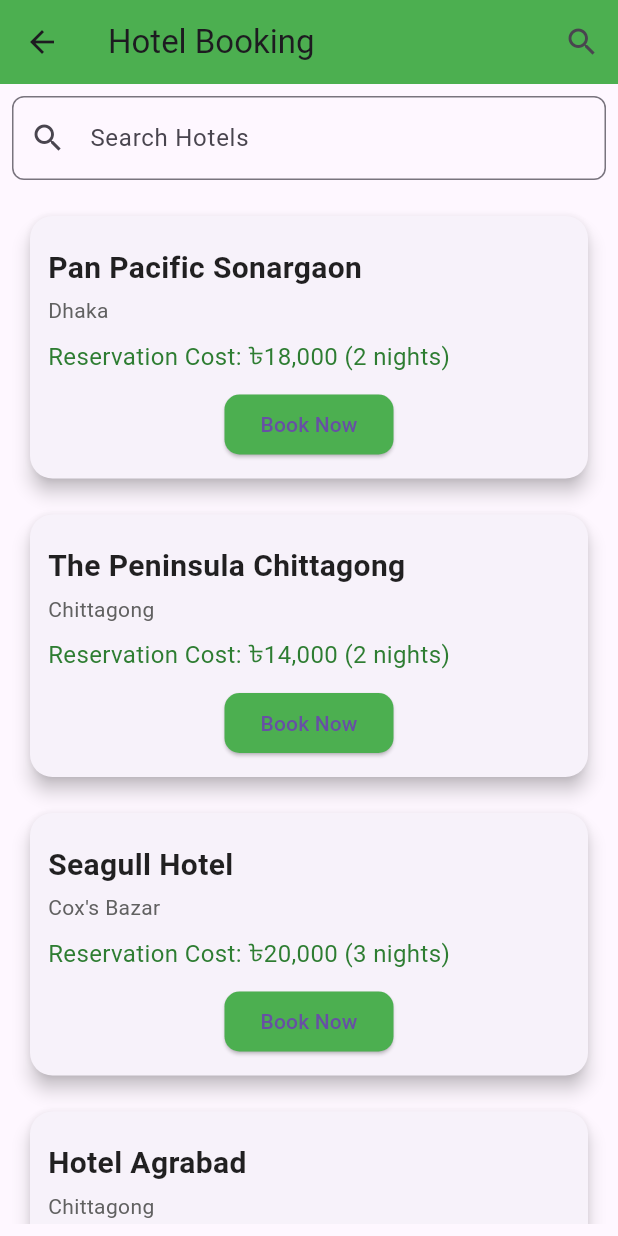
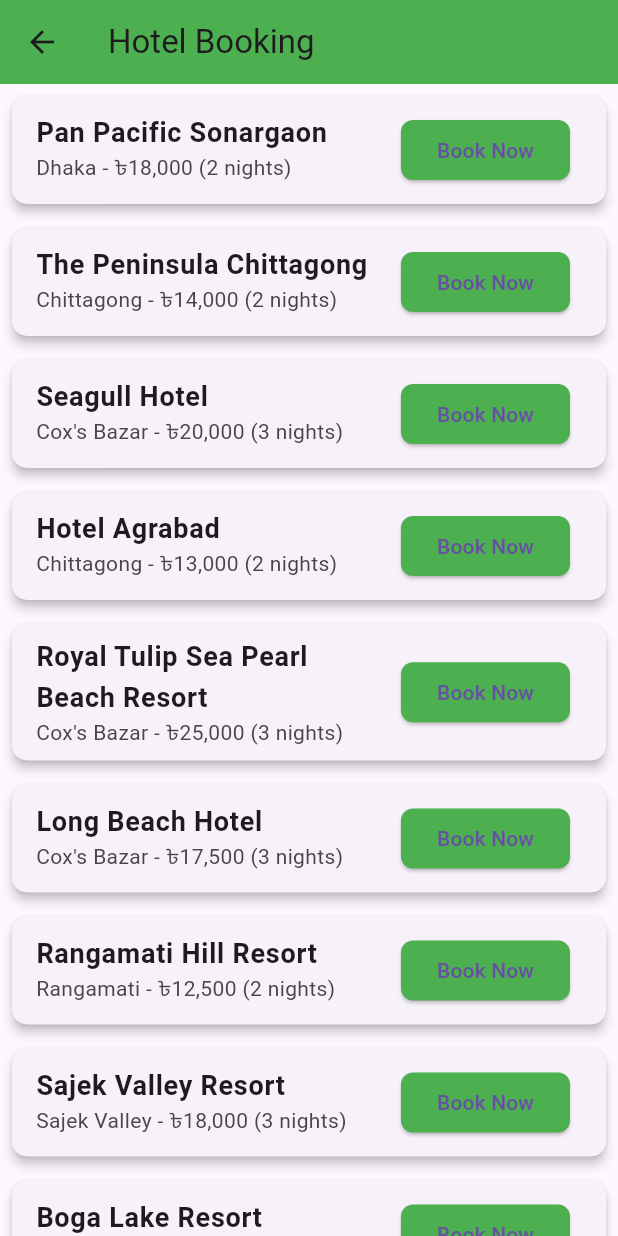
Before and after one commit to likhon15-4915/MAD_TravelProject, a Flutter app: the screen it shows after launch, in the side drawer, after a tap on "Hotel", on a phone screen of 412 x 824 dp. Run offline on Flutter 3.47's test engine with Material 3 defaults, Android fonts, the phone set to English and light mode, and no system bars; network calls fail.

Commit message:
Update the Code

```diff
--- a/lib/main.dart
+++ b/lib/main.dart
@@ -1,8 +1,6 @@
 import 'package:flutter/material.dart';
 
-void main() {
-  runApp(TravelPioneerApp());
-}
+void main() => runApp(TravelPioneerApp());
 
 class TravelPioneerApp extends StatelessWidget {
   @override
@@ -22,11 +20,7 @@
       appBar: AppBar(
         title: Text(
           "Travel Pioneer",
-          style: TextStyle(
-            fontSize: 20,
-            fontWeight: FontWeight.bold,
-            color: Colors.red,
-          ),
+          style: TextStyle(fontSize: 20, fontWeight: FontWeight.bold, color: Colors.red),
         ),
         backgroundColor: Colors.green,
         centerTitle: true,
@@ -35,57 +29,33 @@
         child: ListView(
           children: [
             DrawerHeader(
-              child: Text(
-                "Welcome to Travel Pioneer",
-                style: TextStyle(
-                  fontSize: 16,
-                  fontWeight: FontWeight.bold,
-                  color: Colors.white,
-                ),
-              ),
               decoration: BoxDecoration(
                 image: DecorationImage(
-                  image: NetworkImage(
-                      'https://images.unsplash.com/photo-1507525428034-b723cf961d3e'),
+                  image: NetworkImage('https://images.unsplash.com/photo-1507525428034-b723cf961d3e'),
                   fit: BoxFit.cover,
                 ),
               ),
+              child: Text(
+                "Welcome to Travel Pioneer",
+                style: TextStyle(color: Colors.white, fontSize: 16, fontWeight: FontWeight.bold),
               ),
-            ListTile(
-              leading: Icon(Icons.card_travel, color: Colors.blue),
-              title: Text("Packages"),
-              onTap: () {},
             ),
-            ListTile(
-              leading: Icon(Icons.confirmation_number, color: Colors.blue),
-              title: Text("Tickets"),
-              onTap: () {},
-            ),
-            ListTile(
-              leading: Icon(Icons.hotel, color: Colors.blue),
-              title: Text("Hotel"),
-              onTap: () {
-                Navigator.push(
-                  context,
-                  MaterialPageRoute(builder: (context) => HotelPage()),
+            ...[
+              {'icon': Icons.card_travel, 'title': "Packages"},
+              {'icon': Icons.confirmation_number, 'title': "Tickets"},
+              {'icon': Icons.hotel, 'title': "Hotel", 'route': HotelPage()},
+              {'icon': Icons.backpack, 'title': "Accessories"},
+              {'icon': Icons.navigation, 'title': "Navigation"},
+              {'icon': Icons.local_hospital, 'title': "Emergencies"},
+            ].map((item) {
+              return ListTile(
+                leading: Icon(item['icon'] as IconData, color: Colors.blue),
+                title: Text(item['title'] as String),
+                onTap: item['route'] != null
+                    ? () => Navigator.push(context, MaterialPageRoute(builder: (_) => item['route'] as Widget))
+                    : null,
               );
-              },
-            ),
-            ListTile(
-              leading: Icon(Icons.backpack, color: Colors.blue),
-              title: Text("Accessories"),
-              onTap: () {},
-            ),
-            ListTile(
-              leading: Icon(Icons.navigation, color: Colors.blue),
-              title: Text("Navigation"),
-              onTap: () {},
-            ),
-            ListTile(
-              leading: Icon(Icons.local_hospital, color: Colors.blue),
-              title: Text("Emergencies"),
-              onTap: () {},
-            ),
+            }),
           ],
         ),
       ),
@@ -99,86 +69,29 @@
   }
 }
 
-class HotelPage extends StatefulWidget {
-  @override
-  _HotelPageState createState() => _HotelPageState();
-}
-
-class _HotelPageState extends State<HotelPage> {
-  // TextEditingController to capture search input
-  TextEditingController _searchController = TextEditingController();
-
-  // List of hotels
+class HotelPage extends StatelessWidget {
   final List<Map<String, dynamic>> hotels = [
-    {
-      "name": "Pan Pacific Sonargaon",
-      "location": "Dhaka",
-      "price": "৳18,000 (2 nights)",
-    },
-    {
-      "name": "The Peninsula Chittagong",
-      "location": "Chittagong",
-      "price": "৳14,000 (2 nights)",
-    },
-    {
-      "name": "Seagull Hotel",
-      "location": "Cox's Bazar",
-      "price": "৳20,000 (3 nights)",
-    },
-    {
-      "name": "Hotel Agrabad",
-      "location": "Chittagong",
-      "price": "৳13,000 (2 nights)",
-    },
-    {
-      "name": "Royal Tulip Sea Pearl Beach Resort",
-      "location": "Cox's Bazar",
-      "price": "৳25,000 (3 nights)",
-    },
-    {
-      "name": "Long Beach Hotel",
-      "location": "Cox's Bazar",
-      "price": "৳17,500 (3 nights)",
-    },
-    {
-      "name": "Rangamati Hill Resort",
-      "location": "Rangamati",
-      "price": "৳12,500 (2 nights)",
-    },
-    {
-      "name": "Sajek Valley Resort",
-      "location": "Sajek Valley",
-      "price": "৳18,000 (3 nights)",
-    },
-    {
-      "name": "Boga Lake Resort",
-      "location": "Bandarbans",
-      "price": "৳18,500 (2 nights)",
-    },
-    {
-      "name": "Hotel Tanguar Haor",
-      "location": "Sylhet",
-      "price": "৳15,000 (2 nights)",
-    },
-    {
-      "name": "Srimangal Tea Resort",
-      "location": "Srimangal",
-      "price": "৳16,500 (3 nights)",
-    },
+    {"name": "Pan Pacific Sonargaon", "location": "Dhaka", "price": "৳18,000 (2 nights)"},
+    {"name": "The Peninsula Chittagong", "location": "Chittagong", "price": "৳14,000 (2 nights)"},
+    {"name": "Seagull Hotel", "location": "Cox's Bazar", "price": "৳20,000 (3 nights)"},
+    {"name": "Hotel Agrabad", "location": "Chittagong", "price": "৳13,000 (2 nights)"},
+    {"name": "Royal Tulip Sea Pearl Beach Resort", "location": "Cox's Bazar", "price": "৳25,000 (3 nights)"},
+    {"name": "Long Beach Hotel", "location": "Cox's Bazar", "price": "৳17,500 (3 nights)"},
+    {"name": "Rangamati Hill Resort", "location": "Rangamati", "price": "৳12,500 (2 nights)"},
+    {"name": "Sajek Valley Resort", "location": "Sajek Valley", "price": "৳18,000 (3 nights)"},
+    {"name": "Boga Lake Resort", "location": "Bandarbans", "price": "৳18,500 (2 nights)"},
+    {"name": "Hotel Tanguar Haor", "location": "Sylhet", "price": "৳15,000 (2 nights)"},
+    {"name": "Srimangal Tea Resort", "location": "Srimangal", "price": "৳16,500 (3 nights)"},
+    {"name": "Ocean Paradise Hotel & Resort", "location": "Cox's Bazar", "price": "৳22,000 (3 nights)"},
+    {"name": "Hotel Star Park", "location": "Khulna", "price": "৳10,500 (2 nights)"},
+    {"name": "Hotel City Inn", "location": "Rajshahi", "price": "৳9,000 (2 nights)"},
+    {"name": "Grand Sylhet Hotel & Resort", "location": "Sylhet", "price": "৳20,000 (2 nights)"},
+    {"name": "Hotel Sea Crown", "location": "Cox's Bazar", "price": "৳15,000 (3 nights)"},
+    {"name": "Rose View Hotel", "location": "Sylhet", "price": "৳18,000 (2 nights)"},
+    {"name": "Hotel Naz Garden", "location": "Bogura", "price": "৳14,000 (2 nights)"},
+    {"name": "The Westin Dhaka", "location": "Dhaka", "price": "৳30,000 (2 nights)"},
+    {"name": "Hotel Shuktara", "location": "Dhaka", "price": "৳8,000 (2 nights)"},
   ];
-
-  // Function to filter hotels based on search query
-  List<Map<String, dynamic>> _filterHotels(String query) {
-    return hotels.where((hotel) {
-      String name = hotel["name"].toLowerCase();
-      String location = hotel["location"].toLowerCase();
-      String price = hotel["price"].toLowerCase();
-
-      return name.contains(query.toLowerCase()) ||
-          location.contains(query.toLowerCase()) ||
-          price.contains(query.toLowerCase());
-    }).toList();
-  }
 
   @override
   Widget build(BuildContext context) {
@@ -186,182 +99,32 @@
       appBar: AppBar(
         title: Text("Hotel Booking"),
         backgroundColor: Colors.green,
-        actions: [
-          // Search icon
-          IconButton(
-            icon: Icon(Icons.search),
-            onPressed: () {
-              showSearch(
-                context: context,
-                delegate: HotelSearchDelegate(hotels: hotels),
-              );
-            },
       ),
-        ],
-      ),
-      body: Padding(
-        padding: const EdgeInsets.all(8.0),
-        child: Column(
-          children: [
-            // Search TextField
-            TextField(
-              controller: _searchController,
-              decoration: InputDecoration(
-                labelText: 'Search Hotels',
-                hintText: 'Enter hotel name, location, or price',
-                border: OutlineInputBorder(
-                  borderRadius: BorderRadius.circular(8),
-                ),
-                prefixIcon: Icon(Icons.search),
-              ),
-              onChanged: (query) {
-                setState(() {}); // Update search results when typing
-              },
-            ),
-            SizedBox(height: 12),
-            Expanded(
-              child: ListView.builder(
-                itemCount: _filterHotels(_searchController.text).length,
+      body: ListView.builder(
+        itemCount: hotels.length,
         itemBuilder: (context, index) {
-                  final hotel = _filterHotels(_searchController.text)[index];
+          final hotel = hotels[index];
           return Card(
-                    margin: EdgeInsets.all(12),
-                    elevation: 5,
-                    shape: RoundedRectangleBorder(
-                      borderRadius: BorderRadius.circular(15),
-                    ),
-                    child: Padding(
-                      padding: EdgeInsets.all(12),
-                      child: Column(
-                        crossAxisAlignment: CrossAxisAlignment.start,
-                        children: [
-                          // Removed hotel image, just showing details
-                          SizedBox(height: 8),
-                          Text(
-                            hotel["name"],
-                            style: TextStyle(
-                              fontSize: 20,
-                              fontWeight: FontWeight.bold,
-                              color: Colors.black87,
-                            ),
-                          ),
-                          SizedBox(height: 4),
-                          Text(
-                            hotel["location"],
-                            style: TextStyle(color: Colors.grey[700]),
-                          ),
-                          SizedBox(height: 8),
-                          Text(
-                            "Reservation Cost: ${hotel["price"]}",
-                            style: TextStyle(
-                              fontSize: 16,
-                              color: Colors.green[800],
-                            ),
-                          ),
-                          SizedBox(height: 10),
-                          Center(
-                            child: ElevatedButton(
+            margin: EdgeInsets.all(8),
+            elevation: 3,
+            shape: RoundedRectangleBorder(borderRadius: BorderRadius.circular(10)),
+            child: ListTile(
+              title: Text(hotel["name"], style: TextStyle(fontSize: 18, fontWeight: FontWeight.bold)),
+              subtitle: Text("${hotel["location"]} - ${hotel["price"]}"),
+              trailing: ElevatedButton(
                 style: ElevatedButton.styleFrom(
                   backgroundColor: Colors.green,
-                                shape: RoundedRectangleBorder(
-                                  borderRadius: BorderRadius.circular(10),
+                  shape: RoundedRectangleBorder(borderRadius: BorderRadius.circular(8)),
                 ),
+                onPressed: () => ScaffoldMessenger.of(context).showSnackBar(
+                  SnackBar(content: Text("Booking is processing ${hotel["name"]}")),
                 ),
-                              onPressed: () {
-                                ScaffoldMessenger.of(context).showSnackBar(
-                                  SnackBar(
-                                    content: Text(
-                                        "Booking initiated for ${hotel["name"]}"),
-                                  ),
-                                );
-                              },
                 child: Text("Book Now"),
-                            ),
-                          ),
-                        ],
               ),
             ),
           );
         },
       ),
-            ),
-          ],
-        ),
-      ),
     );
   }
 }
-
-// Hotel Search Delegate for advanced search experience
-class HotelSearchDelegate extends SearchDelegate {
-  final List<Map<String, dynamic>> hotels;
-
-  HotelSearchDelegate({required this.hotels});
-
-  @override
-  List<Widget> buildActions(BuildContext context) {
-    // Clear search button
-    return [
-      IconButton(
-        icon: Icon(Icons.clear),
-        onPressed: () {
-          query = ''; // Clear the search query
-        },
-      ),
-    ];
-  }
-
-  @override
-  Widget buildLeading(BuildContext context) {
-    // Back button
-    return IconButton(
-      icon: Icon(Icons.arrow_back),
-      onPressed: () {
-        close(context, null);
-      },
-    );
-  }
-
-  @override
-  Widget buildResults(BuildContext context) {
-    // Filter hotels based on query
-    final results = hotels.where((hotel) {
-      return hotel["name"].toLowerCase().contains(query.toLowerCase()) ||
-          hotel["location"].toLowerCase().contains(query.toLowerCase()) ||
-          hotel["price"].toLowerCase().contains(query.toLowerCase());
-    }).toList();
-
-    return ListView.builder(
-      itemCount: results.length,
-      itemBuilder: (context, index) {
-        final hotel = results[index];
-        return ListTile(
-          title: Text(hotel["name"]),
-          subtitle: Text("${hotel["location"]} - ${hotel["price"]}"),
-          onTap: () {
-            // Handle hotel detail navigation
-          },
-        );
-      },
-    );
-  }
-
-  @override
-  Widget buildSuggestions(BuildContext context) {
-    // Show suggestions as user types
-    final suggestions = hotels.where((hotel) {
-      return hotel["name"].toLowerCase().contains(query.toLowerCase());
-    }).toList();
-
-    return ListView.builder(
-      itemCount: suggestions.length,
-      itemBuilder: (context, index) {
-        final hotel = suggestions[index];
-        return ListTile(
-          title: Text(hotel["name"]),
-          subtitle: Text(hotel["location"]),
-        );
-      },
-    );
-  }
-}
```
Lines whose indentation alone changed are shown as unchanged.
